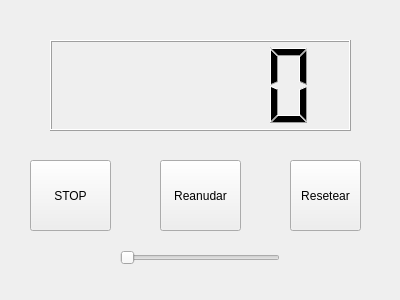
Above: tarea1/ejemplo11/counterDlg.ui from GonzaloJG/robotica before the change. Below: the same form after it.
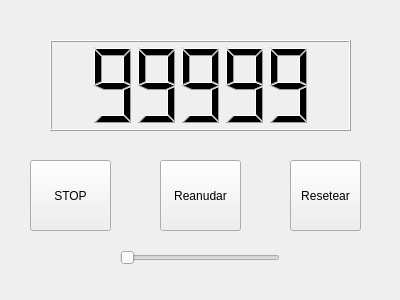
That is the form after the change.

Commit message: Temporizador de cuenta regresiva

Patch:
```diff
--- a/tarea1/ejemplo11/counterDlg.ui
+++ b/tarea1/ejemplo11/counterDlg.ui
@@ -35,6 +35,9 @@
      <height>91</height>
     </rect>
    </property>
+   <property name="intValue" stdset="0">
+    <number>99999</number>
+   </property>
   </widget>
   <widget class="QPushButton" name="start">
    <property name="geometry">
```
The commit also changes 1 other file.
